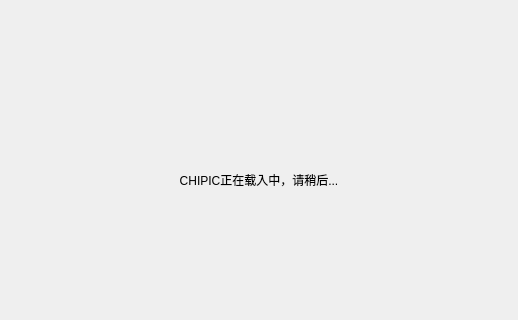
First picture: the form in src/Contorl/LoadingDialog.ui, repository BeQuiet1228/FreeCAD, before the edit; both pictures show x 0 to 518 and y 227 to 547 of the 518 by 547 pixel window.
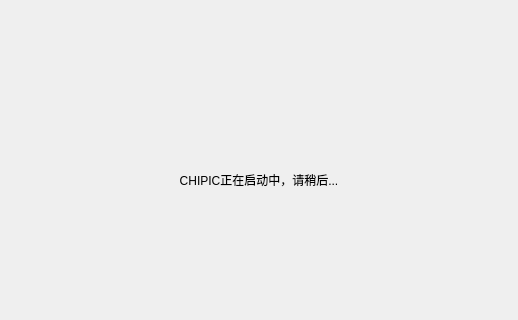
Second picture: the form after the edit. Icons and pictures are not drawn.

Diff of the .ui file:
```diff
--- a/src/Contorl/LoadingDialog.ui
+++ b/src/Contorl/LoadingDialog.ui
@@ -33,7 +33,7 @@
       <string notr="true">font: 14pt &quot;方正等线&quot;;</string>
      </property>
      <property name="text">
-      <string>CHIPIC正在载入中，请稍后...</string>
+      <string>CHIPIC正在启动中，请稍后...</string>
      </property>
      <property name="alignment">
       <set>Qt::AlignCenter</set>
```
